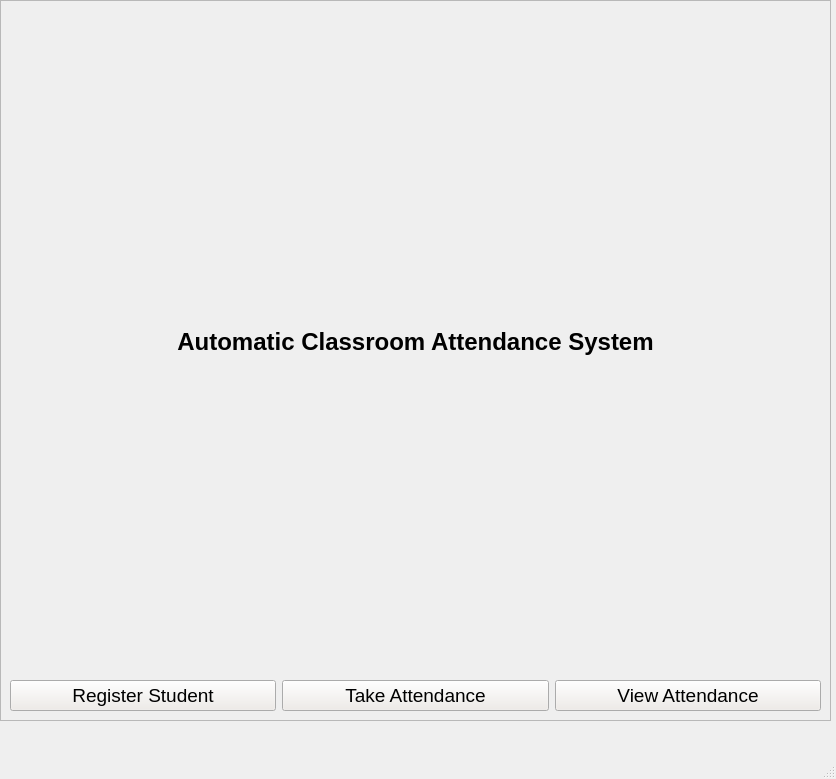
The window that App/ui/home.ui (yonycherkos/automatic-classroom-attendance-system) describes before a commit, drawn with Qt 5.
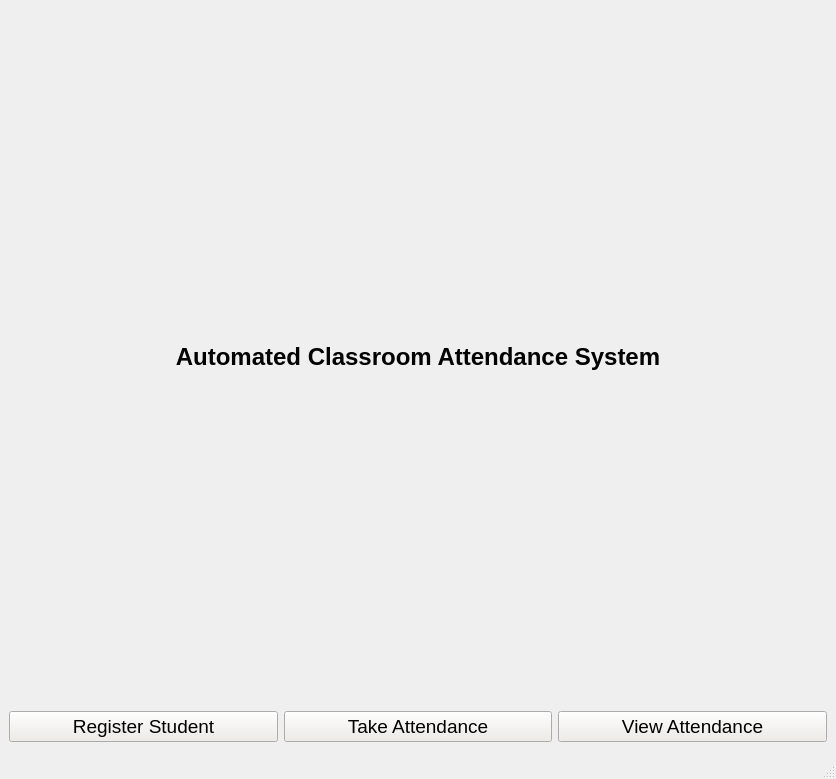
The same window after the commit.

Commit message: update homepage layout

The edit to the form file:
```diff
--- a/App/ui/home.ui
+++ b/App/ui/home.ui
@@ -56,21 +56,8 @@
    <string>HomePage</string>
   </property>
   <widget class="QWidget" name="centralwidget">
-   <widget class="QFrame" name="homePage">
-    <property name="geometry">
-     <rect>
-      <x>0</x>
-      <y>0</y>
-      <width>831</width>
-      <height>721</height>
-     </rect>
-    </property>
-    <property name="frameShape">
-     <enum>QFrame::StyledPanel</enum>
-    </property>
-    <property name="frameShadow">
-     <enum>QFrame::Raised</enum>
-    </property>
+   <layout class="QGridLayout" name="gridLayout_2">
+    <item row="0" column="0">
     <layout class="QGridLayout" name="gridLayout">
      <item row="0" column="0" colspan="3">
       <widget class="QLabel" name="label">
@@ -78,7 +65,7 @@
         <bool>true</bool>
        </property>
        <property name="text">
-        <string>&lt;html&gt;&lt;head/&gt;&lt;body&gt;&lt;p&gt;&lt;span style=&quot; font-size:18pt; font-weight:600;&quot;&gt;Automatic Classroom Attendance System&lt;/span&gt;&lt;/p&gt;&lt;/body&gt;&lt;/html&gt;</string>
+         <string>&lt;html&gt;&lt;head/&gt;&lt;body&gt;&lt;p&gt;&lt;span style=&quot; font-size:18pt; font-weight:600;&quot;&gt;Automated Classroom Attendance System&lt;/span&gt;&lt;/p&gt;&lt;/body&gt;&lt;/html&gt;</string>
        </property>
        <property name="textFormat">
         <enum>Qt::RichText</enum>
@@ -221,17 +208,8 @@
       </widget>
      </item>
     </layout>
-   </widget>
-  </widget>
-  <widget class="QMenuBar" name="menubar">
-   <property name="geometry">
-    <rect>
-     <x>0</x>
-     <y>0</y>
-     <width>836</width>
-     <height>27</height>
-    </rect>
-   </property>
+    </item>
+   </layout>
   </widget>
   <widget class="QStatusBar" name="statusbar"/>
  </widget>
```
Lines whose indentation alone changed are shown as unchanged. The commit also changes 1 other file.
